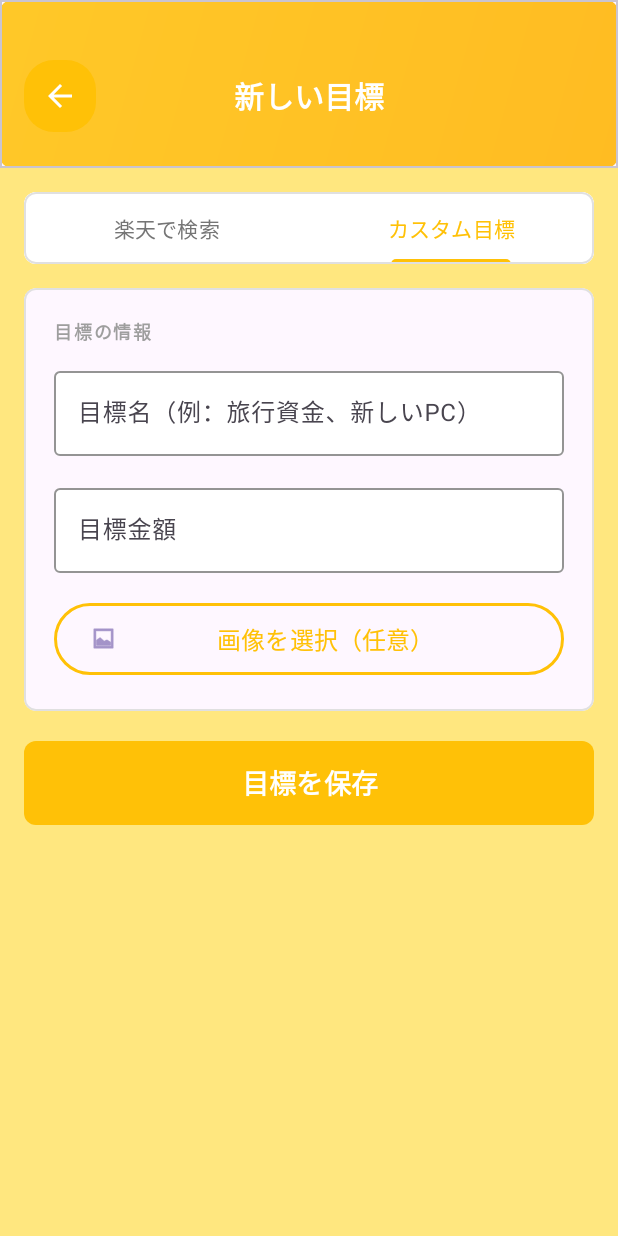
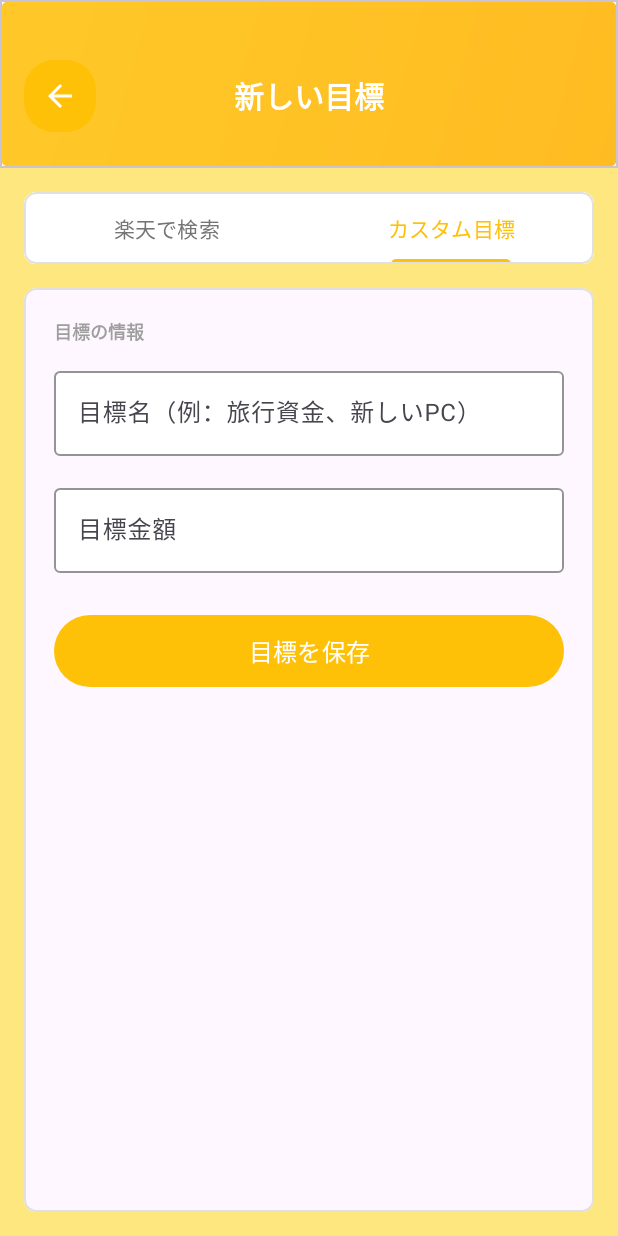
Before and after one commit to aia178/2ykojin, an Android app: the NewGoalActivity screen opened directly, with no data from a screen before it, tab 2 chosen, on a phone screen of 412 x 824 dp. Run offline under Robolectric (Android 15) with nearby library versions, the phone set to English and light mode, and no system bars; pictures from the network do not load.

Commit message:
no message

```diff
--- a/IotChokinApp/app/src/main/java/ecccomp/s2240195/iotchokinapp/NewGoalActivity.kt
+++ b/IotChokinApp/app/src/main/java/ecccomp/s2240195/iotchokinapp/NewGoalActivity.kt
@@ -1,5 +1,6 @@
 package ecccomp.s2240195.iotchokinapp
 
+import android.annotation.SuppressLint
 import android.os.Bundle
 import android.view.View
 import android.widget.Toast
@@ -106,6 +107,7 @@ class NewGoalActivity : AppCompatActivity() {
         )
 
         call.enqueue(object : Callback<RakutenApiResponse> {
+            @SuppressLint("NotifyDataSetChanged")
             override fun onResponse(
                 call: Call<RakutenApiResponse>,
                 response: Response<RakutenApiResponse>
@@ -122,7 +124,7 @@ class NewGoalActivity : AppCompatActivity() {
                         ).show()
                     } else {
                         // RakutenProduct に変換
-                        val products = items.mapNotNull { wrapper ->
+                        val products = items.map { wrapper ->
                             val item = wrapper.Item
                             val imageUrl = item.mediumImageUrls.firstOrNull()?.imageUrl ?: ""
 
--- a/IotChokinApp/app/src/main/java/ecccomp/s2240195/iotchokinapp/RakutenApiClient.kt
+++ /dev/null
@@ -1,4 +0,0 @@
-package ecccomp.s2240195.iotchokinapp
-
-class RakutenApiClient {
-}
--- a/IotChokinApp/app/src/main/res/layout/activity_new_goal.xml
+++ b/IotChokinApp/app/src/main/res/layout/activity_new_goal.xml
@@ -28,7 +28,6 @@
             android:paddingTop="40dp"
             android:paddingBottom="24dp">
 
-            <!-- タイトルと戻るボタンを横並びに -->
             <RelativeLayout
                 android:layout_width="match_parent"
                 android:layout_height="wrap_content"
@@ -62,20 +61,15 @@
     </com.google.android.material.card.MaterialCardView>
 
     <!-- メインコンテンツ -->
-    <ScrollView
+    <LinearLayout
         android:layout_width="0dp"
         android:layout_height="0dp"
-        android:fillViewport="true"
+        android:orientation="vertical"
+        android:padding="16dp"
         app:layout_constraintTop_toBottomOf="@id/headerCard"
         app:layout_constraintBottom_toBottomOf="parent"
         app:layout_constraintStart_toStartOf="parent"
         app:layout_constraintEnd_toEndOf="parent">
-
-        <LinearLayout
-            android:layout_width="match_parent"
-            android:layout_height="wrap_content"
-            android:orientation="vertical"
-            android:padding="16dp">
 
         <!-- タブレイアウト -->
         <com.google.android.material.card.MaterialCardView
@@ -115,8 +109,8 @@
         <com.google.android.material.card.MaterialCardView
             android:id="@+id/rakutenSearchCard"
             android:layout_width="match_parent"
-                android:layout_height="wrap_content"
-                android:layout_marginBottom="16dp"
+            android:layout_height="0dp"
+            android:layout_weight="1"
             app:cardCornerRadius="8dp"
             app:cardElevation="0dp"
             app:strokeColor="#E0E0E0"
@@ -124,24 +118,14 @@
 
             <LinearLayout
                 android:layout_width="match_parent"
-                    android:layout_height="wrap_content"
+                android:layout_height="match_parent"
                 android:orientation="vertical"
-                    android:padding="20dp">
-
-                    <TextView
-                        android:layout_width="wrap_content"
-                        android:layout_height="wrap_content"
-                        android:text="@string/label_search_product"
-                        android:textColor="#9E9E9E"
-                        android:textSize="12sp"
-                        android:textStyle="bold"
-                        android:letterSpacing="0.1" />
+                android:padding="16dp">
 
                 <!-- 検索フィールド -->
                 <com.google.android.material.textfield.TextInputLayout
                     android:layout_width="match_parent"
                     android:layout_height="wrap_content"
-                        android:layout_marginTop="12dp"
                     android:hint="@string/hint_search_product"
                     app:boxBackgroundColor="#FFFFFF"
                     app:boxStrokeColor="#FFC107"
@@ -160,102 +144,51 @@
                 <com.google.android.material.button.MaterialButton
                     android:id="@+id/btnSearch"
                     android:layout_width="match_parent"
-                        android:layout_height="56dp"
-                        android:layout_marginTop="16dp"
+                    android:layout_height="wrap_content"
+                    android:layout_marginTop="12dp"
                     android:text="@string/btn_search"
                     android:textSize="16sp"
                     app:backgroundTint="#FFC107"
                     android:textColor="#FFFFFF" />
 
-                    <!-- 検索結果リスト -->
+                <!-- 検索結果ラベル -->
                 <TextView
                     android:layout_width="wrap_content"
                     android:layout_height="wrap_content"
-                        android:layout_marginTop="24dp"
+                    android:layout_marginTop="16dp"
                     android:text="@string/label_search_results"
                     android:textColor="#9E9E9E"
                     android:textSize="12sp"
-                        android:textStyle="bold"
-                        android:letterSpacing="0.1" />
+                    android:textStyle="bold" />
 
-                    <!-- 追加: ローディング -->
-                    <com.google.android.material.progressindicator.CircularProgressIndicator
-                        android:id="@+id/progressSearch"
-                        android:layout_width="48dp"
-                        android:layout_height="48dp"
-                        android:layout_marginTop="12dp"
-                        android:layout_gravity="center_horizontal"
-                        android:visibility="gone" />
-
-                    <!-- 追加: 空表示 -->
-                    <LinearLayout
-                        android:id="@+id/stateEmpty"
-                        android:layout_width="match_parent"
-                        android:layout_height="wrap_content"
-                        android:layout_marginTop="12dp"
-                        android:gravity="center"
-                        android:orientation="vertical"
-                        android:visibility="gone">
-
-                        <TextView
-                            android:layout_width="wrap_content"
-                            android:layout_height="wrap_content"
-                            android:text="検索結果がありません"
-                            android:textColor="#757575"
-                            android:textSize="14sp"
-                            android:paddingTop="4dp" />
-                    </LinearLayout>
-
-                    <!-- 追加: エラー表示 -->
-                    <LinearLayout
-                        android:id="@+id/stateError"
-                        android:layout_width="match_parent"
-                        android:layout_height="wrap_content"
-                        android:layout_marginTop="12dp"
-                        android:gravity="center"
-                        android:orientation="vertical"
-                        android:visibility="gone">
-
-                        <TextView
-                            android:layout_width="wrap_content"
-                            android:layout_height="wrap_content"
-                            android:text="通信エラーが発生しました"
-                            android:textColor="#757575"
-                            android:textSize="14sp" />
-
-                        <com.google.android.material.button.MaterialButton
-                            android:id="@+id/btnRetry"
-                            android:layout_width="wrap_content"
-                            android:layout_height="wrap_content"
-                            android:layout_marginTop="8dp"
-                            android:text="再試行"
-                            app:backgroundTint="#FFC107"
-                            android:textColor="#FFFFFF" />
-                    </LinearLayout>
-
-
+                <!-- RecyclerView -->
                 <androidx.recyclerview.widget.RecyclerView
                     android:id="@+id/rvSearchResults"
                     android:layout_width="match_parent"
-                        android:layout_height="wrap_content"
-                        android:layout_marginTop="12dp"
-                        android:minHeight="200dp"
+                    android:layout_height="0dp"
+                    android:layout_weight="1"
+                    android:layout_marginTop="8dp"
                     android:clipToPadding="false"
                     tools:listitem="@layout/item_product" />
             </LinearLayout>
         </com.google.android.material.card.MaterialCardView>
 
-            <!-- カスタム目標タブの内容 -->
+        <!-- カスタム目標タブ -->
         <com.google.android.material.card.MaterialCardView
             android:id="@+id/customGoalCard"
             android:layout_width="match_parent"
-                android:layout_height="wrap_content"
-                android:layout_marginBottom="16dp"
+            android:layout_height="0dp"
+            android:layout_weight="1"
             android:visibility="gone"
             app:cardCornerRadius="8dp"
             app:cardElevation="0dp"
             app:strokeColor="#E0E0E0"
             app:strokeWidth="1dp">
+
+            <ScrollView
+                android:layout_width="match_parent"
+                android:layout_height="match_parent"
+                android:fillViewport="true">
 
                 <LinearLayout
                     android:layout_width="match_parent"
@@ -269,8 +202,7 @@
                         android:text="@string/label_custom_goal_info"
                         android:textColor="#9E9E9E"
                         android:textSize="12sp"
-                        android:textStyle="bold"
-                        android:letterSpacing="0.1" />
+                        android:textStyle="bold" />
 
                     <!-- 目標名入力 -->
                     <com.google.android.material.textfield.TextInputLayout
@@ -307,46 +239,19 @@
                             android:maxLines="1" />
                     </com.google.android.material.textfield.TextInputLayout>
 
-                    <!-- 画像選択ボタン（オプション） -->
-                    <com.google.android.material.button.MaterialButton
-                        android:id="@+id/btnSelectImage"
-                        style="@style/Widget.Material3.Button.OutlinedButton"
-                        android:layout_width="match_parent"
-                        android:layout_height="56dp"
-                        android:layout_marginTop="16dp"
-                        android:text="@string/btn_select_image"
-                        android:textSize="16sp"
-                        app:strokeColor="#FFC107"
-                        app:strokeWidth="2dp"
-                        android:textColor="#FFC107"
-                        app:icon="@android:drawable/ic_menu_gallery"
-                        app:iconGravity="start" />
-
-                    <!-- 選択された画像プレビュー -->
-                    <ImageView
-                        android:id="@+id/ivImagePreview"
-                        android:layout_width="match_parent"
-                        android:layout_height="200dp"
-                        android:layout_marginTop="16dp"
-                        android:scaleType="centerCrop"
-                        android:background="#F5F5F5"
-                        android:visibility="gone"
-                        android:contentDescription="@string/image_preview_description" />
-                </LinearLayout>
-            </com.google.android.material.card.MaterialCardView>
-
                     <!-- 保存ボタン -->
                     <com.google.android.material.button.MaterialButton
                         android:id="@+id/btnSave"
                         android:layout_width="match_parent"
-                android:layout_height="64dp"
+                        android:layout_height="56dp"
+                        android:layout_marginTop="24dp"
                         android:text="@string/btn_save_goal"
-                android:textSize="18sp"
-                android:textStyle="bold"
+                        android:textSize="16sp"
                         app:backgroundTint="#FFC107"
-                android:textColor="#FFFFFF"
-                app:cornerRadius="8dp" />
+                        android:textColor="#FFFFFF" />
                 </LinearLayout>
             </ScrollView>
+        </com.google.android.material.card.MaterialCardView>
+    </LinearLayout>
 
 </androidx.constraintlayout.widget.ConstraintLayout>
```
Lines whose indentation alone changed are shown as unchanged.
